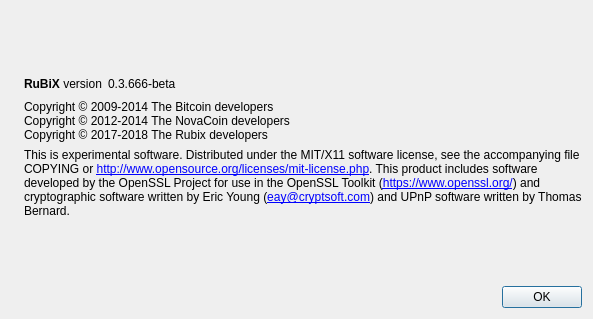
Qt form src/qt/forms/aboutdialog.ui (ajeef/Rubix) before a commit.
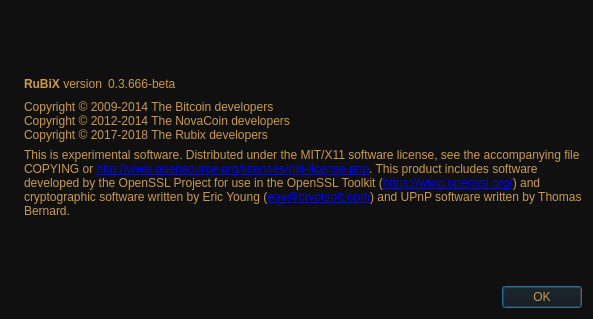
The same form after that commit. Icons and pictures are not drawn.

What changed in the file:
```diff
--- a/src/qt/forms/aboutdialog.ui
+++ b/src/qt/forms/aboutdialog.ui
@@ -13,6 +13,10 @@
   <property name="windowTitle">
    <string>About RuBiX</string>
   </property>
+  <property name="styleSheet">
+   <string notr="true">color: rgb(204, 155, 68);
+background-color: rgb(16, 16, 16);</string>
+  </property>
   <layout class="QHBoxLayout" name="horizontalLayout_2">
    <item>
     <widget class="QLabel" name="label_4">
@@ -139,6 +143,9 @@
      </item>
      <item>
       <widget class="QDialogButtonBox" name="buttonBox">
+       <property name="styleSheet">
+        <string notr="true"/>
+       </property>
        <property name="orientation">
         <enum>Qt::Horizontal</enum>
        </property>
```
